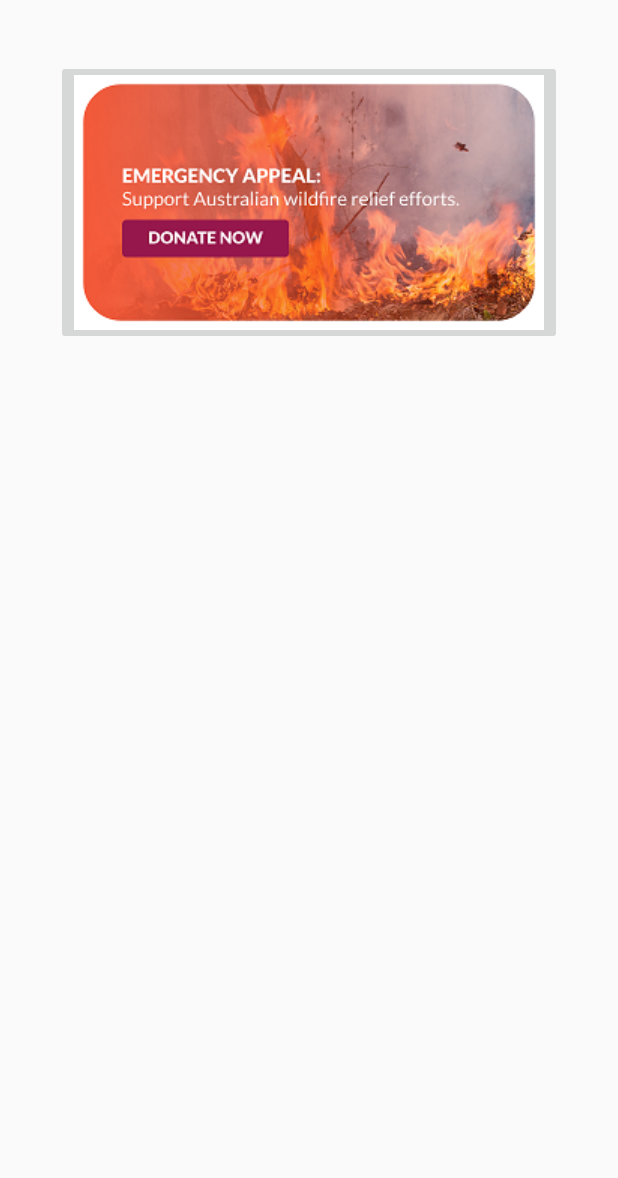
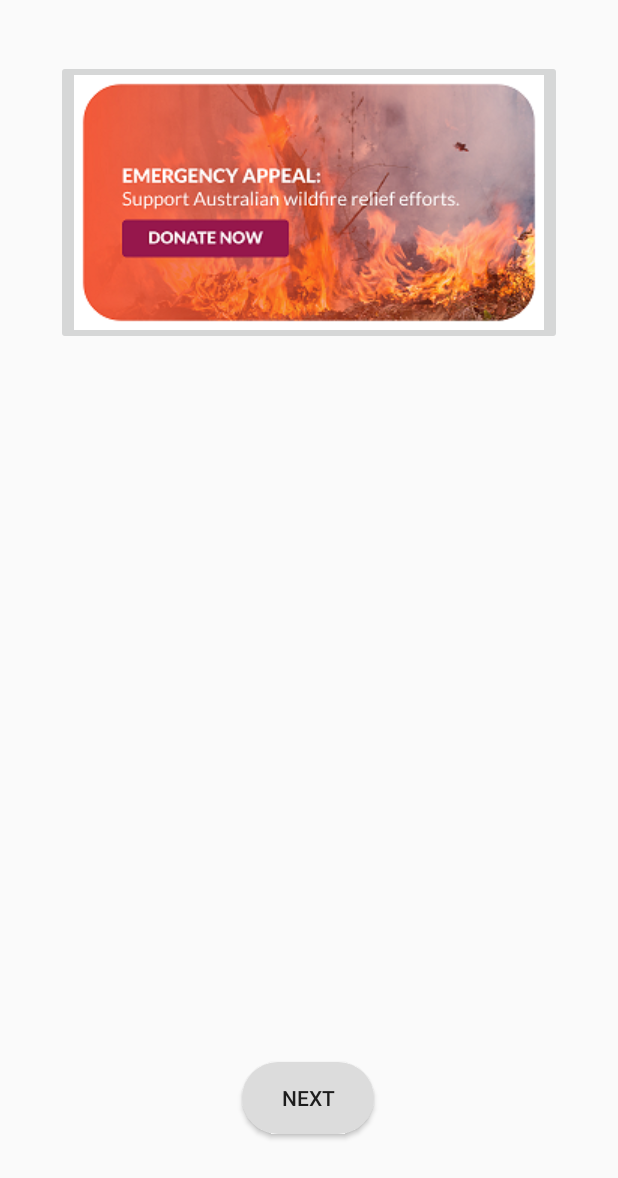
Before and after one commit to emilierobichaud1/DeltaHacks2020, an Android app: the layout activity_charity_selection.xml on its own in the app's theme, with its tools: preview values and no code run, on a phone screen of 412 x 824 dp. Shown: the top 1178 px of the screen. Run offline under Robolectric (Android 15) with nearby library versions, the phone set to English and light mode, and no system bars.

Commit message:
shitty shit

```diff
--- a/app/src/main/res/layout/activity_charity_selection.xml
+++ b/app/src/main/res/layout/activity_charity_selection.xml
@@ -8,6 +8,21 @@
     <androidx.constraintlayout.widget.ConstraintLayout
         android:layout_width="match_parent"
         android:layout_height="match_parent">
+
+        <Button
+            android:id="@+id/next_sign_in_btn2"
+            android:layout_width="wrap_content"
+            android:layout_height="wrap_content"
+            android:layout_marginTop="20dp"
+            android:layout_marginBottom="68dp"
+            android:background="@drawable/button_rounded"
+            android:text="Next"
+            app:layout_constraintBottom_toBottomOf="parent"
+            app:layout_constraintEnd_toEndOf="parent"
+            app:layout_constraintHorizontal_bias="0.498"
+            app:layout_constraintStart_toStartOf="parent"
+            app:layout_constraintTop_toBottomOf="@+id/repassword_signup"
+            app:layout_constraintVertical_bias="0.421" />
 
         <ImageButton
             android:id="@+id/imageButton7"
```
Also changed, not shown: app/src/main/res/drawable/bird_cropped.png (renamed from app/src/main/res/drawable/bird-cropped.png), app/src/main/res/drawable/canada-cropped .png (deleted), app/src/main/res/drawable/charity_cropped.png (renamed from app/src/main/res/drawable/charity-cropped.png), app/src/main/res/drawable/royalty_free_charity_icon.jpg (renamed from app/src/main/res/drawable/royalty-free-charity-icon.jpg), app/src/main/res/drawable/sa-cropped .png (deleted), app/src/main/res/drawable/the-firefighters-charity-charitable-organization-fire-department-donation-charity-logo-png-clip-art.png (deleted).
